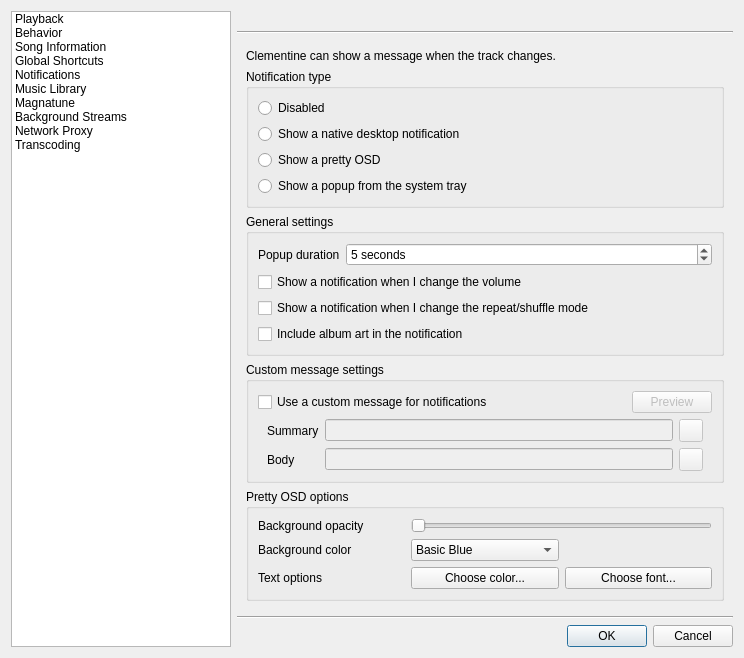
First picture: the form in src/ui/settingsdialog.ui, repository clementine-player/Clementine, before the edit.
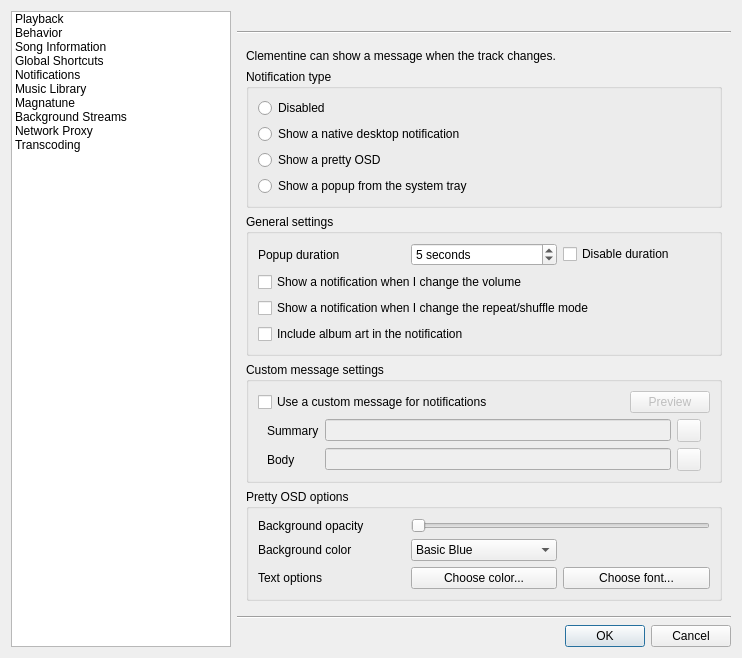
Second picture: the form after the edit. Icons and pictures are not drawn. Custom widgets are drawn as their Qt base class.

Commit message: Added option to disable pretty OSD timeout

The edit to the form file:
```diff
--- a/src/ui/settingsdialog.ui
+++ b/src/ui/settingsdialog.ui
@@ -6,8 +6,8 @@
    <rect>
     <x>0</x>
     <y>0</y>
-    <width>744</width>
-    <height>640</height>
+    <width>742</width>
+    <height>638</height>
    </rect>
   </property>
   <property name="windowTitle">
@@ -797,18 +797,18 @@
            <layout class="QVBoxLayout" name="verticalLayout_6">
             <item>
              <widget class="QWidget" name="notifications_options" native="true">
-              <layout class="QFormLayout" name="formLayout">
+              <layout class="QHBoxLayout" name="horizontalLayout_8">
                <property name="margin">
                 <number>0</number>
                </property>
-               <item row="0" column="0">
+               <item>
                 <widget class="QLabel" name="label_3">
                  <property name="text">
                   <string>Popup duration</string>
                  </property>
                 </widget>
                </item>
-               <item row="0" column="1">
+               <item>
                 <widget class="QSpinBox" name="notifications_duration">
                  <property name="suffix">
                   <string> seconds</string>
@@ -824,6 +824,13 @@
                  </property>
                 </widget>
                </item>
+               <item>
+                <widget class="QCheckBox" name="notifications_disable_duration">
+                 <property name="text">
+                  <string>Disable duration</string>
+                 </property>
+                </widget>
+               </item>
               </layout>
              </widget>
             </item>
```
The commit also changes 55 other files.
